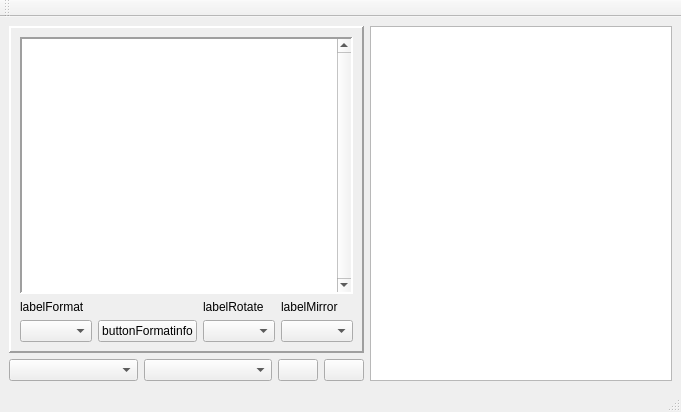
Before: the Qt Designer form UI/Main.ui in ADM228/ADM-CHR, drawn with Qt 5.
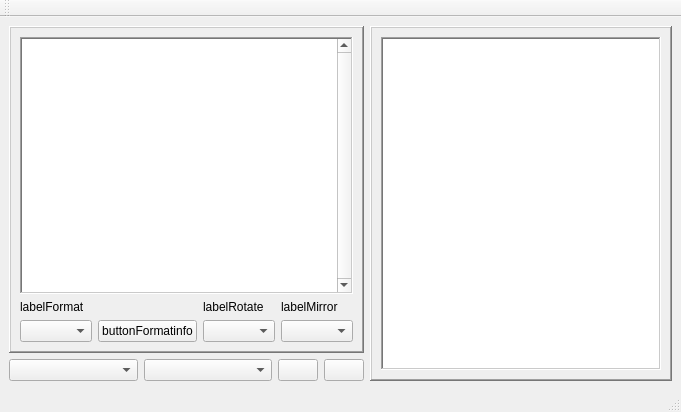
After: the same form once the commit is applied. Icons and pictures are not drawn.

What changed in the file:
```diff
--- a/UI/Main.ui
+++ b/UI/Main.ui
@@ -31,6 +31,97 @@
     </sizepolicy>
    </property>
    <layout class="QGridLayout" name="gridLayout_2">
+    <item row="0" column="1">
+     <widget class="QFrame" name="EditorLayout">
+      <property name="frameShape">
+       <enum>QFrame::WinPanel</enum>
+      </property>
+      <property name="frameShadow">
+       <enum>QFrame::Raised</enum>
+      </property>
+      <property name="lineWidth">
+       <number>2</number>
+      </property>
+      <layout class="QVBoxLayout" name="verticalLayout_4">
+       <property name="spacing">
+        <number>6</number>
+       </property>
+       <property name="leftMargin">
+        <number>9</number>
+       </property>
+       <property name="topMargin">
+        <number>9</number>
+       </property>
+       <property name="rightMargin">
+        <number>9</number>
+       </property>
+       <property name="bottomMargin">
+        <number>9</number>
+       </property>
+       <item>
+        <widget class="QFrame" name="frame_2">
+         <property name="sizePolicy">
+          <sizepolicy hsizetype="Expanding" vsizetype="Expanding">
+           <horstretch>0</horstretch>
+           <verstretch>0</verstretch>
+          </sizepolicy>
+         </property>
+         <property name="frameShape">
+          <enum>QFrame::NoFrame</enum>
+         </property>
+         <property name="frameShadow">
+          <enum>QFrame::Sunken</enum>
+         </property>
+         <layout class="QHBoxLayout" name="horizontalLayout_4">
+          <property name="spacing">
+           <number>0</number>
+          </property>
+          <property name="leftMargin">
+           <number>0</number>
+          </property>
+          <property name="topMargin">
+           <number>0</number>
+          </property>
+          <property name="rightMargin">
+           <number>0</number>
+          </property>
+          <property name="bottomMargin">
+           <number>0</number>
+          </property>
+          <item>
+           <widget class="QGraphicsView" name="graphicsEditor">
+            <property name="sizePolicy">
+             <sizepolicy hsizetype="Ignored" vsizetype="Ignored">
+              <horstretch>0</horstretch>
+              <verstretch>0</verstretch>
+             </sizepolicy>
+            </property>
+            <property name="frameShape">
+             <enum>QFrame::WinPanel</enum>
+            </property>
+            <property name="frameShadow">
+             <enum>QFrame::Sunken</enum>
+            </property>
+            <property name="lineWidth">
+             <number>2</number>
+            </property>
+            <property name="verticalScrollBarPolicy">
+             <enum>Qt::ScrollBarAlwaysOff</enum>
+            </property>
+            <property name="horizontalScrollBarPolicy">
+             <enum>Qt::ScrollBarAlwaysOff</enum>
+            </property>
+            <property name="renderHints">
+             <set>QPainter::Antialiasing|QPainter::HighQualityAntialiasing|QPainter::SmoothPixmapTransform|QPainter::TextAntialiasing</set>
+            </property>
+           </widget>
+          </item>
+         </layout>
+        </widget>
+       </item>
+      </layout>
+     </widget>
+    </item>
     <item row="0" column="0">
      <layout class="QVBoxLayout" name="verticalLayout">
       <property name="spacing">
@@ -45,7 +136,7 @@
          </sizepolicy>
         </property>
         <property name="frameShape">
-         <enum>QFrame::Panel</enum>
+         <enum>QFrame::WinPanel</enum>
         </property>
         <property name="frameShadow">
          <enum>QFrame::Raised</enum>
@@ -105,7 +196,7 @@
                </size>
               </property>
               <property name="frameShape">
-               <enum>QFrame::Panel</enum>
+               <enum>QFrame::WinPanel</enum>
               </property>
               <property name="frameShadow">
                <enum>QFrame::Sunken</enum>
@@ -270,78 +361,6 @@
       </item>
      </layout>
     </item>
-    <item row="0" column="1">
-     <layout class="QVBoxLayout" name="verticalLayout_4">
-      <property name="spacing">
-       <number>6</number>
-      </property>
-      <property name="leftMargin">
-       <number>0</number>
-      </property>
-      <item>
-       <layout class="QHBoxLayout" name="horizontalLayout_2">
-        <property name="leftMargin">
-         <number>0</number>
-        </property>
-        <item>
-         <widget class="QFrame" name="frame_2">
-          <property name="sizePolicy">
-           <sizepolicy hsizetype="Expanding" vsizetype="Expanding">
-            <horstretch>0</horstretch>
-            <verstretch>0</verstretch>
-           </sizepolicy>
-          </property>
-          <property name="frameShape">
-           <enum>QFrame::NoFrame</enum>
-          </property>
-          <property name="frameShadow">
-           <enum>QFrame::Sunken</enum>
-          </property>
-          <layout class="QHBoxLayout" name="horizontalLayout_4">
-           <property name="spacing">
-            <number>0</number>
-           </property>
-           <property name="leftMargin">
-            <number>0</number>
-           </property>
-           <property name="topMargin">
-            <number>0</number>
-           </property>
-           <property name="rightMargin">
-            <number>0</number>
-           </property>
-           <property name="bottomMargin">
-            <number>0</number>
-           </property>
-           <item>
-            <widget class="QGraphicsView" name="graphicsEditor">
-             <property name="sizePolicy">
-              <sizepolicy hsizetype="Ignored" vsizetype="Ignored">
-               <horstretch>0</horstretch>
-               <verstretch>0</verstretch>
-              </sizepolicy>
-             </property>
-             <property name="frameShadow">
-              <enum>QFrame::Sunken</enum>
-             </property>
-             <property name="verticalScrollBarPolicy">
-              <enum>Qt::ScrollBarAlwaysOff</enum>
-             </property>
-             <property name="horizontalScrollBarPolicy">
-              <enum>Qt::ScrollBarAlwaysOff</enum>
-             </property>
-             <property name="renderHints">
-              <set>QPainter::Antialiasing|QPainter::HighQualityAntialiasing|QPainter::SmoothPixmapTransform|QPainter::TextAntialiasing</set>
-             </property>
-            </widget>
-           </item>
-          </layout>
-         </widget>
-        </item>
-       </layout>
-      </item>
-     </layout>
-    </item>
    </layout>
   </widget>
   <widget class="QMenuBar" name="menubar">
```
Left out of the diff: 8 changed lines with no effect on the pictures.
